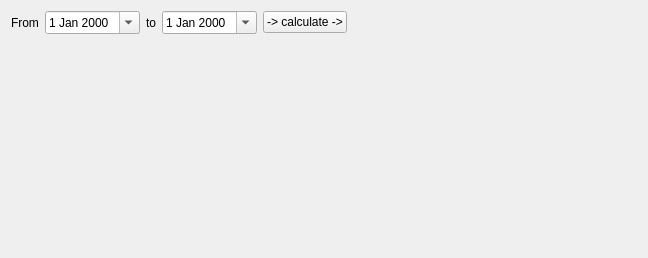
Above: client/src/pages/reportpage.ui from KDAB/FatCRM before the change. Below: the same form after it.
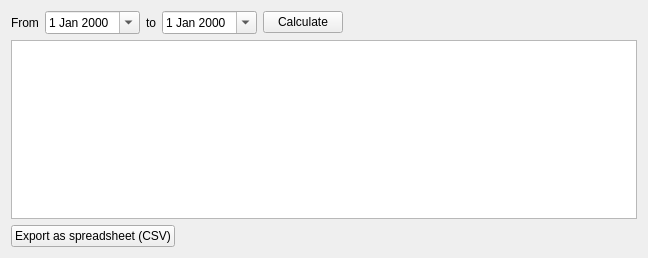
That is the form after the change.

Commit message: Reports: replace single label with a per-month table, and a CSV export button

```diff
--- a/client/src/pages/reportpage.ui
+++ b/client/src/pages/reportpage.ui
@@ -47,14 +47,7 @@
      <item>
       <widget class="QPushButton" name="calculateOppCount">
        <property name="text">
-        <string>-&gt; calculate -&gt;</string>
-       </property>
-      </widget>
-     </item>
-     <item>
-      <widget class="QLabel" name="result">
-       <property name="text">
-        <string/>
+        <string>Calculate</string>
        </property>
       </widget>
      </item>
@@ -74,17 +67,31 @@
     </layout>
    </item>
    <item>
-    <spacer name="verticalSpacer">
+    <widget class="QTableWidget" name="table"/>
+   </item>
+   <item>
+    <layout class="QHBoxLayout" name="horizontalLayout_2">
+     <item>
+      <widget class="QPushButton" name="pbMonthlySpreadsheet">
+       <property name="text">
+        <string>Export as spreadsheet (CSV)</string>
+       </property>
+      </widget>
+     </item>
+     <item>
+      <spacer name="horizontalSpacer_2">
      <property name="orientation">
-      <enum>Qt::Vertical</enum>
+        <enum>Qt::Horizontal</enum>
      </property>
      <property name="sizeHint" stdset="0">
       <size>
-       <width>20</width>
-       <height>218</height>
+         <width>40</width>
+         <height>20</height>
       </size>
      </property>
     </spacer>
+     </item>
+    </layout>
    </item>
   </layout>
  </widget>
```
Lines whose indentation alone changed are shown as unchanged. The commit also changes 2 other files.
